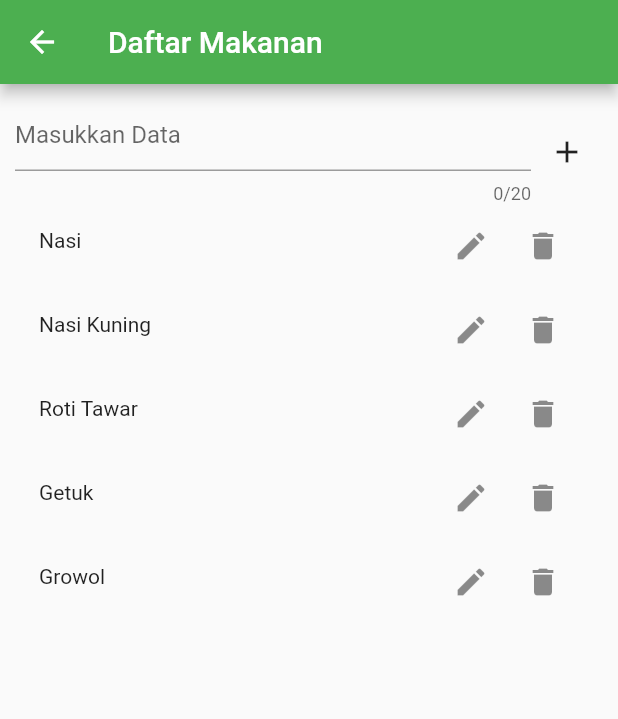
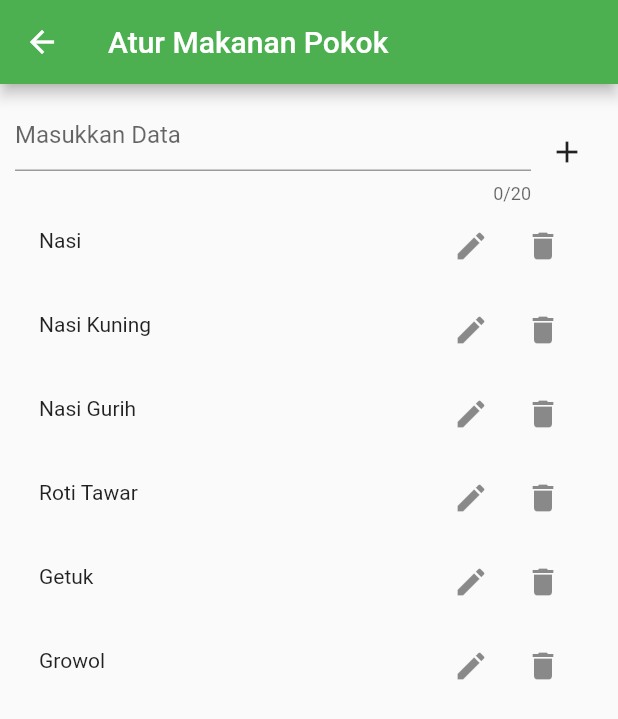
Before and after one commit to arhifisyant/FoodBalancer, a Flutter app: the FoodCategoryPage screen opened directly, after a tap on "Makanan Pokok", on a phone screen of 412 x 824 dp. Shown: the top 719 px of the screen. Run offline on Flutter 3.47's test engine with Material 2 defaults, Android fonts, the phone set to English and light mode, and no system bars; our stand-ins replace get, sqflite; missing offline and left inert: advance_pdf_viewer; accounts and stored records are empty.

Commit message:
Minor Edit

```diff
--- a/lib/data/db/db_helper.dart
+++ b/lib/data/db/db_helper.dart
@@ -61,8 +61,9 @@ class DbHelper {
     ''');
 
     //isi data default sebagai percontohan ke tabel satu
-    await db.insert(DbHelper.table, FoodModel(title: "Nasi ", type: FoodType.MAIN_FOOD).toMap());
+    await db.insert(DbHelper.table, FoodModel(title: "Nasi", type: FoodType.MAIN_FOOD).toMap());
     await db.insert(DbHelper.table, FoodModel(title: "Nasi Kuning", type: FoodType.MAIN_FOOD).toMap());
+    await db.insert(DbHelper.table, FoodModel(title: "Nasi Gurih", type: FoodType.MAIN_FOOD).toMap());
     await db.insert(DbHelper.table, FoodModel(title: "Roti Tawar", type: FoodType.MAIN_FOOD).toMap());
     await db.insert(DbHelper.table, FoodModel(title: "Getuk", type: FoodType.MAIN_FOOD).toMap());
     await db.insert(DbHelper.table, FoodModel(title: "Growol", type: FoodType.MAIN_FOOD).toMap());
@@ -76,23 +77,25 @@ class DbHelper {
     await db.insert(DbHelper.table, FoodModel(title: "Oseng Kangkung", type: FoodType.VEGETABLE).toMap());
     await db.insert(DbHelper.table, FoodModel(title: "Sayur Asem", type: FoodType.VEGETABLE).toMap());
     await db.insert(DbHelper.table, FoodModel(title: "Sayur Gori", type: FoodType.VEGETABLE).toMap());
-    await db.insert(DbHelper.table, FoodModel(title: "Sayur Daun Pepaya", type: FoodType.VEGETABLE).toMap());
-    await db.insert(DbHelper.table, FoodModel(title: "Oseng Kacang Panjang", type: FoodType.VEGETABLE).toMap());
+    await db.insert(DbHelper.table, FoodModel(title: "Daun Pepaya", type: FoodType.VEGETABLE).toMap());
+    await db.insert(DbHelper.table, FoodModel(title: "Oseng Cang Panjang", type: FoodType.VEGETABLE).toMap());
 
     await db.insert(DbHelper.table, FoodModel(title: "Pisang", type: FoodType.FRUIT).toMap());
     await db.insert(DbHelper.table, FoodModel(title: "Pepaya", type: FoodType.FRUIT).toMap());
     await db.insert(DbHelper.table, FoodModel(title: "Sawo", type: FoodType.FRUIT).toMap());
     await db.insert(DbHelper.table, FoodModel(title: "Belimbing", type: FoodType.FRUIT).toMap());
     await db.insert(DbHelper.table, FoodModel(title: "Nanas", type: FoodType.FRUIT).toMap());
+    await db.insert(DbHelper.table, FoodModel(title: "Jeruk", type: FoodType.FRUIT).toMap());
+    await db.insert(DbHelper.table, FoodModel(title: "Semangka", type: FoodType.FRUIT).toMap());
 
     //isi data ke tabel dua
-    await db.insert(DbHelper.dailyTable, FoodDailyModel(mainFood: "--", sideDish: "--", vegetable: "--", fruit: "--").toMap());
-    await db.insert(DbHelper.dailyTable, FoodDailyModel(mainFood: "--", sideDish: "--", vegetable: "--", fruit: "--").toMap());
-    await db.insert(DbHelper.dailyTable, FoodDailyModel(mainFood: "--", sideDish: "--", vegetable: "--", fruit: "--").toMap());
-    await db.insert(DbHelper.dailyTable, FoodDailyModel(mainFood: "--", sideDish: "--", vegetable: "--", fruit: "--").toMap());
-    await db.insert(DbHelper.dailyTable, FoodDailyModel(mainFood: "--", sideDish: "--", vegetable: "--", fruit: "--").toMap());
-    await db.insert(DbHelper.dailyTable, FoodDailyModel(mainFood: "--", sideDish: "--", vegetable: "--", fruit: "--").toMap());
-    await db.insert(DbHelper.dailyTable, FoodDailyModel(mainFood: "--", sideDish: "--", vegetable: "--", fruit: "--").toMap());
+    await db.insert(DbHelper.dailyTable, FoodDailyModel(mainFood: "Getuk", sideDish: "Telur Dadar", vegetable: "Oseng Kangkung", fruit: "Pisang").toMap());
+    await db.insert(DbHelper.dailyTable, FoodDailyModel(mainFood: "Nasi", sideDish: "Tahu Bacem", vegetable: "Sayur Asem", fruit: "Pepaya").toMap());
+    await db.insert(DbHelper.dailyTable, FoodDailyModel(mainFood: "Nasi Gurih", sideDish: "Tahu Bacem", vegetable: "Sayur Gori", fruit: "Jeruk").toMap());
+    await db.insert(DbHelper.dailyTable, FoodDailyModel(mainFood: "Roti Tawar", sideDish: "Telur Dadar", vegetable: "Daun Pepaya", fruit: "Nanas").toMap());
+    await db.insert(DbHelper.dailyTable, FoodDailyModel(mainFood: "Nasi", sideDish: "Tempe Goreng", vegetable: "Oseng Cang Panjang", fruit: "Belimbing").toMap());
+    await db.insert(DbHelper.dailyTable, FoodDailyModel(mainFood: "Nasi", sideDish: "Tempe Goreng", vegetable: "Daun Pepaya", fruit: "Semangka").toMap());
+    await db.insert(DbHelper.dailyTable, FoodDailyModel(mainFood: "Nasi Kuning", sideDish: "Ayam Goreng", vegetable: "Sayur Asem", fruit: "Pisang").toMap());
 
   }
 }
--- a/lib/main.dart
+++ b/lib/main.dart
@@ -3,15 +3,10 @@ import 'package:get/get.dart';
 import 'package:food_balancer/ui/foodweekly/food_weekly_page.dart';
 
 void main(List<String> args) {
-  runApp(MainApp());
+  runApp(
+      GetMaterialApp(
+        home: WeeklyFoodPage(),
+        theme: ThemeData(primarySwatch: Colors.green),
+      )
+  );
 }
-
-class MainApp extends StatelessWidget {
-  @override
-  Widget build(BuildContext context) {
-    return GetMaterialApp(
-      home: WeeklyFoodPage(),
-      theme: ThemeData(primarySwatch: Colors.green),
-    );
-  }
-}
--- a/lib/ui/foodcategory/food_category_page.dart
+++ b/lib/ui/foodcategory/food_category_page.dart
@@ -3,25 +3,11 @@ import 'package:flutter/cupertino.dart';
 import 'package:flutter/material.dart';
 import 'package:get/get.dart';
 
-enum SCREEN_CAT_TYPE {
-  MAINFOOD,
-  SIDEFOOD,
-  VEGETABLE,
-  FRUIT
-}
-
-class MenuData{
-  final Icon icon;
-  final String label;
-  final dynamic screenType;
-  MenuData(this.icon, this.label, this.screenType);
-}
-
 class FoodCategoryPage extends StatelessWidget {
 
   List<MenuData> _getData()=> [
     MenuData(const Icon(Icons.add_task_rounded), "Makanan Pokok", SCREEN_CAT_TYPE.MAINFOOD),
-    MenuData(const Icon(Icons.add_task_rounded), "Lauk", SCREEN_CAT_TYPE.SIDEFOOD),
+    MenuData(const Icon(Icons.add_task_rounded), "Lauk", SCREEN_CAT_TYPE.SIDEDISH),
     MenuData(const Icon(Icons.add_task_rounded), "Sayur", SCREEN_CAT_TYPE.VEGETABLE),
     MenuData(const Icon(Icons.add_task_rounded), "Buah", SCREEN_CAT_TYPE.FRUIT),
   ];
@@ -37,10 +23,11 @@ class FoodCategoryPage extends StatelessWidget {
           return Container(
             margin: const EdgeInsets.symmetric(horizontal: 60.0, vertical: 10.0),
             child: TextButton.icon(onPressed: (){
-              final cat = _getData()[index].screenType;
-              print("category is $cat");
+              final args1 = _getData()[index].screenType;
+              final args2 = _getData()[index].label;
+              print("category is $args1");
               //Get.to(FoodEditorPage(),arguments: cat);
-              Get.to(() => FoodEditorPage(),arguments: cat);
+              Get.to(() => FoodEditorPage(), arguments: [args1, args2]);
             }, icon: _getData()[index].icon, label: Text(_getData()[index].label),
                 style: ButtonStyle(
                     shape: MaterialStateProperty.all(
@@ -56,3 +43,17 @@ class FoodCategoryPage extends StatelessWidget {
     );
   }
 }
+
+enum SCREEN_CAT_TYPE {
+  MAINFOOD,
+  SIDEDISH,
+  VEGETABLE,
+  FRUIT
+}
+
+class MenuData{
+  final Icon icon;
+  final String label;
+  final dynamic screenType;
+  MenuData(this.icon, this.label, this.screenType);
+}
--- a/lib/ui/fooddaily/food_daily_controller.dart
+++ b/lib/ui/fooddaily/food_daily_controller.dart
@@ -5,7 +5,7 @@ import 'package:food_balancer/ui/foodeditor/food_editor_controller.dart';
 import 'package:food_balancer/ui/foodweekly/food_weekly_controller.dart';
 import 'package:get/get.dart';
 
-class WeeklySettingsController extends GetxController {
+class FoodDailyController extends GetxController {
 
   var task = List<FoodModel>.empty().obs;
   set postTask(data) => task.value = data;
@@ -48,7 +48,7 @@ class WeeklySettingsController extends GetxController {
     DbHelper.instances.tbFoodTransaction.queryAll()
     .then((value) {
       print("value is $value");
-      postTask = value.map((e) => FoodModel(id:e['id'],title: e['title'], type: FoodController.getEnumTypeBasedof(e['type']))).toList();
+      postTask = value.map((e) => FoodModel(id:e['id'],title: e['title'], type: FoodEditorController.getEnumTypeBasedof(e['type']))).toList();
     });
   }
 }
--- a/lib/ui/fooddaily/food_daily_page.dart
+++ b/lib/ui/fooddaily/food_daily_page.dart
@@ -6,7 +6,7 @@ import 'package:get/get.dart';
 
 class FoodDailyPage extends StatelessWidget {
 
-  late WeeklySettingsController _weeklySettingsController;
+  late FoodDailyController _weeklySettingsController;
 
   _cleanData(FoodDailyModel data) {
     return FoodDailyModel(
@@ -53,11 +53,11 @@ class FoodDailyPage extends StatelessWidget {
 
   @override
   Widget build(BuildContext context) {
-    _weeklySettingsController = Get.put(WeeklySettingsController());
+    _weeklySettingsController = Get.put(FoodDailyController());
     _weeklySettingsController.postTaskWeekData = _cleanData(Get.arguments);
 
     return Scaffold(
-      appBar: AppBar(title: Text("Menu Harian"),),
+      appBar: AppBar(title: Text("Menu Hari "+Get.arguments.toString()),),
       floatingActionButton: FloatingActionButton(
         onPressed: () {
             _weeklySettingsController.updateCurrentData();
--- a/lib/ui/foodeditor/food_editor_controller.dart
+++ b/lib/ui/foodeditor/food_editor_controller.dart
@@ -4,7 +4,7 @@ import 'package:food_balancer/ui/foodcategory/food_category_page.dart';
 import 'package:flutter/material.dart';
 import 'package:get/get.dart';
 
-class FoodController extends GetxController {
+class FoodEditorController extends GetxController {
 
   var task = List<FoodModel>.empty().obs;
   set postTask(data) => task.value = data;
@@ -13,12 +13,12 @@ class FoodController extends GetxController {
   late FoodType category;
   late TextEditingController addTaskController;
 
-  FoodController({required SCREEN_CAT_TYPE screenType}) {
+  FoodEditorController({required SCREEN_CAT_TYPE screenType}) {
     switch (screenType) {
       case SCREEN_CAT_TYPE.MAINFOOD:
         category = FoodType.MAIN_FOOD;
         break;
-      case SCREEN_CAT_TYPE.SIDEFOOD:
+      case SCREEN_CAT_TYPE.SIDEDISH:
         category = FoodType.SIDE_DISH;
         break;
       case SCREEN_CAT_TYPE.VEGETABLE:
--- a/lib/ui/foodeditor/food_editor_page.dart
+++ b/lib/ui/foodeditor/food_editor_page.dart
@@ -4,13 +4,13 @@ import 'package:flutter/material.dart';
 import 'package:get/get.dart';
 
 class FoodEditorPage extends StatelessWidget {
-  late FoodController _taskController;
+  late FoodEditorController _taskController;
 
   @override
   Widget build(BuildContext context) {
-    _taskController  = Get.put(FoodController(screenType: Get.arguments));
+    _taskController  = Get.put(FoodEditorController(screenType: Get.arguments[0]));
     return Scaffold(
-      appBar: AppBar(title: Text("Daftar Makanan")),
+      appBar: AppBar(title: Text("Atur "+Get.arguments[1].toString())),
       body: Container(
         alignment: Alignment.topLeft,
         padding: EdgeInsets.all(10),
```
Also changed, not shown: pubspec.yaml (+20 -4 lines), pubspec.lock.
